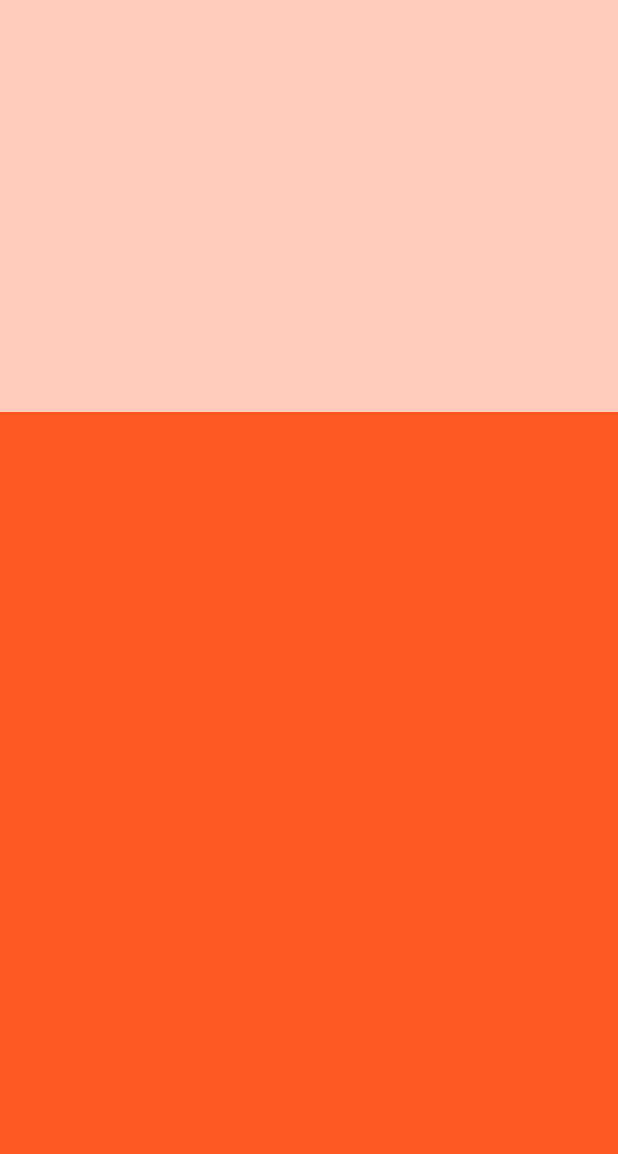
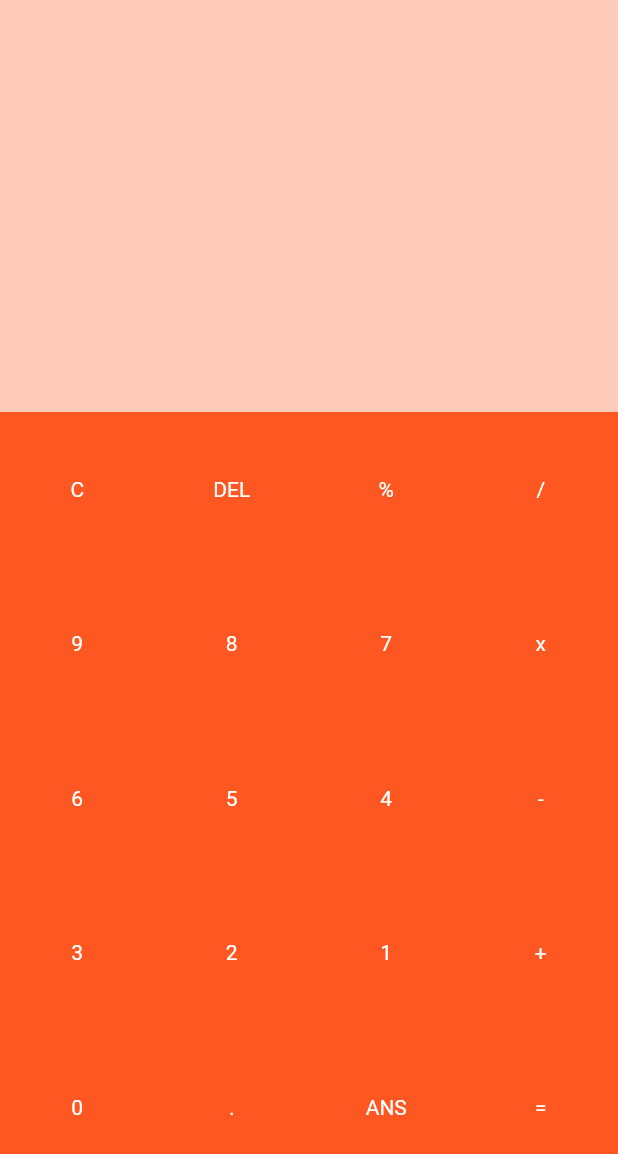
Before and after one commit to Avinash174/calculator_flutter, a Flutter app: the screen it shows after launch, on a phone screen of 412 x 824 dp. Shown: the top 1154 px of the screen. Run offline on Flutter 3.47's test engine with Material 2 defaults, Android fonts, the phone set to English and light mode, and no system bars.

Commit message:
New Changes Adding

```diff
--- /dev/null
+++ b/lib/button.dart
@@ -0,0 +1,28 @@
+import 'package:flutter/material.dart';
+
+class MyButton extends StatelessWidget {
+  final color;
+  final textColor;
+  final String buttonText;
+  const MyButton(
+      {Key? key, this.color, this.textColor, required this.buttonText})
+      : super(key: key);
+
+  @override
+  Widget build(BuildContext context) {
+    return ClipRRect(
+      borderRadius: BorderRadius.circular(20),
+      child: Container(
+        color: color,
+        child: Center(
+          child: Text(
+            buttonText,
+            style: TextStyle(
+              color: textColor,
+            ),
+          ),
+        ),
+      ),
+    );
+  }
+}
--- a/lib/main.dart
+++ b/lib/main.dart
@@ -1,3 +1,4 @@
+import 'package:calculator/button.dart';
 import 'package:flutter/material.dart';
 
 void main() {
@@ -14,20 +15,40 @@ class MyApp extends StatelessWidget {
       debugShowCheckedModeBanner: false,
       title: 'Flutter Demo',
       theme: ThemeData(
-
         primarySwatch: Colors.blue,
       ),
-      home:  MyHomePage(),
+      home: MyHomePage(),
     );
   }
 }
 
 class MyHomePage extends StatefulWidget {
-
   State<MyHomePage> createState() => _MyHomePageState();
 }
 
 class _MyHomePageState extends State<MyHomePage> {
+  final List<String> buttons = [
+    'C',
+    'DEL',
+    '%',
+    '/',
+    '9',
+    '8',
+    '7',
+    'x',
+    '6',
+    '5',
+    '4',
+    '-',
+    '3',
+    '2',
+    '1',
+    '+',
+    '0',
+    '.',
+    'ANS',
+    '=',
+  ];
   @override
   Widget build(BuildContext context) {
     // TODO: implement build
@@ -36,7 +57,23 @@ class _MyHomePageState extends State<MyHomePage> {
       body: Column(
         children: [
           Expanded(child: Container()),
-         Expanded(flex:2,child: Container(color: Colors.deepOrange,)),
+          Expanded(
+              flex: 2,
+              child: Container(
+                color: Colors.deepOrange,
+                child: Center(
+                    child: GridView.builder(
+                      itemCount: buttons.length,
+                        gridDelegate: SliverGridDelegateWithFixedCrossAxisCount(
+                            crossAxisCount: 4),
+                        itemBuilder: (BuildContext context,int index){
+                          return MyButton(buttonText: buttons[index],
+                            color: Colors.deepOrange,
+                            textColor: Colors.white,
+                          );
+
+                        })),
+              )),
         ],
       ),
     );
```
Lines whose indentation alone changed are shown as unchanged.
